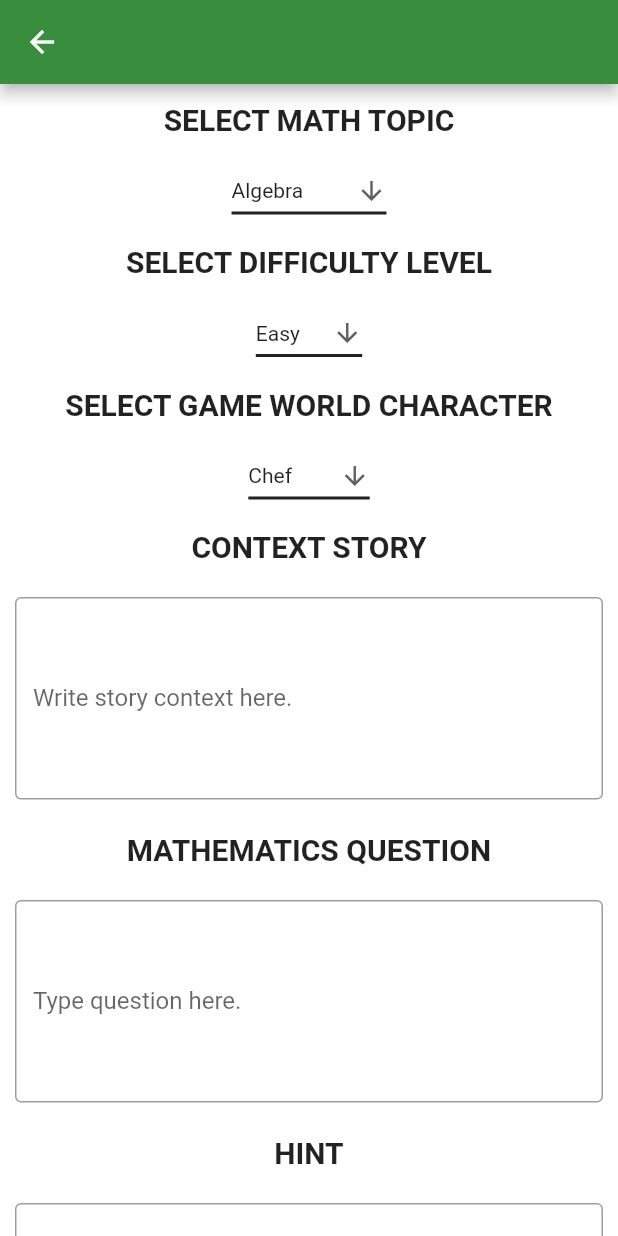
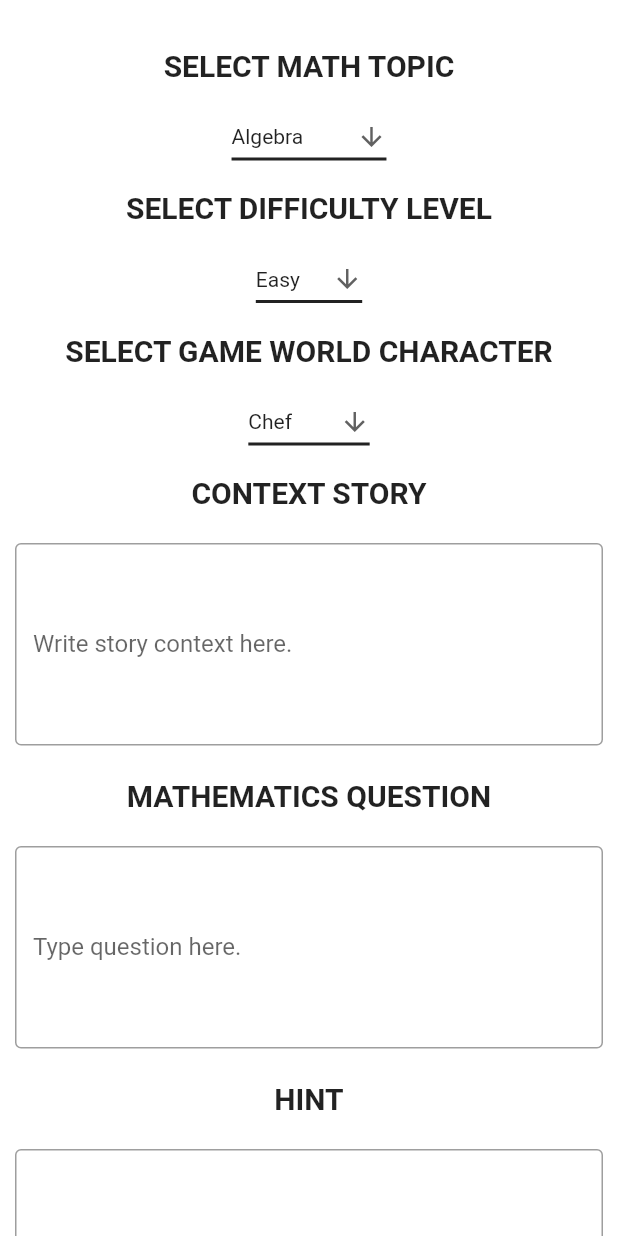
Before and after one commit to anushadatta/PizzaRush, a Flutter app: the CreateQuestion screen opened directly, on a phone screen of 412 x 824 dp. Run offline on Flutter 3.47's test engine with Material 2 defaults, Android fonts, the phone set to English and light mode, and no system bars; our stand-ins replace cloud_firestore, connectivity, firebase_auth, flushbar, google_sign_in, syncfusion_flutter_charts; missing offline and left inert: syncfusion_flutter_core; accounts and stored records are empty.

Commit message:
Clean up

```diff
--- a/lib/screens/create_question.dart
+++ b/lib/screens/create_question.dart
@@ -25,13 +25,12 @@ class _CreateQuestionState extends State<CreateQuestion> {
   Widget build(BuildContext context) {
     return Scaffold(
 
-        //remove scaffold later
-        appBar: AppBar(backgroundColor: Colors.green[700],),
-
         body: ListView(
           shrinkWrap: true,
 
           children: <Widget>[
+
+          SizedBox(height: 20,),
 
           Padding(
             padding: const EdgeInsets.all(12.0),
--- a/lib/screens/teacher_home.dart
+++ b/lib/screens/teacher_home.dart
@@ -44,6 +44,7 @@ class _TeacherHomeState extends State<TeacherHome> {
             onPressed: () {
 
               // LOGOUT
+              Navigator.pop(context);
 
             },
           )
```
